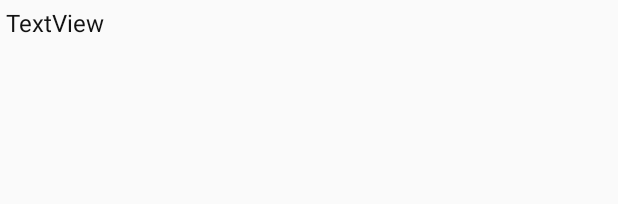
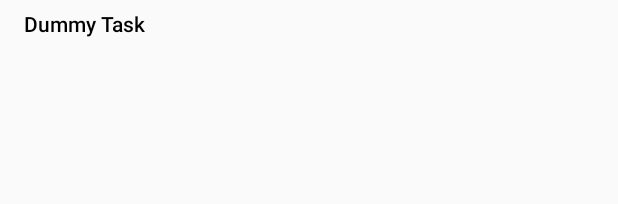
Before and after one commit to vsnappy1/Reminder, an Android app built with Jetpack Compose: the layout widget_item.xml on its own in the app's theme, with its tools: preview values and no code run, on a phone screen of 412 x 824 dp. Shown: the top 204 px of the screen. Run offline under Robolectric (Android 15) with nearby library versions, the phone set to English and light mode, and no system bars.

Commit message:
added interaction in widget and added widget preview

```diff
--- a/app/src/main/java/com/randos/reminder/navigation/Navigation.kt
+++ b/app/src/main/java/com/randos/reminder/navigation/Navigation.kt
@@ -41,7 +41,10 @@ fun NavGraph(
                 onItemClick = { navController.navigate("${TaskEditDestination.route}/${it}") }
             )
         }
-        composable(route = TaskAllDestination.route) {
+        composable(
+            route = TaskAllDestination.route,
+            deepLinks = listOf(navDeepLink { uriPattern = "reminder://all" })
+        ) {
             AllTaskScreen(
                 onAddTaskClick = { navController.navigate(TaskAddDestination.route) },
                 onItemClick = { navController.navigate("${TaskEditDestination.route}/${it}") }
--- a/app/src/main/java/com/randos/reminder/widget/ReminderWidgetService.kt
+++ b/app/src/main/java/com/randos/reminder/widget/ReminderWidgetService.kt
@@ -57,6 +57,7 @@ class ReminderWidgetService : RemoteViewsService() {
 
             val remoteViews = RemoteViews(context.packageName, R.layout.widget_item)
             remoteViews.setTextViewText(R.id.textView, item)
+            remoteViews.setOnClickFillInIntent(R.id.textView, Intent())
 
             return remoteViews
         }
--- a/app/src/main/res/layout/widget_item.xml
+++ b/app/src/main/res/layout/widget_item.xml
@@ -8,11 +8,13 @@
         android:id="@+id/textView"
         android:layout_width="match_parent"
         android:layout_height="wrap_content"
-        android:layout_marginVertical="4dp"
-        android:paddingStart="4dp"
-        android:text="TextView"
-        android:textColor="#121212"
-        android:textSize="16sp"
+        android:layout_marginHorizontal="16dp"
+        android:layout_marginVertical="6dp"
+        android:ellipsize="end"
+        android:fontFamily="sans-serif-medium"
+        android:singleLine="true"
+        android:text="@string/dummy_task"
+        android:textColor="@color/black"
         app:layout_constraintBottom_toBottomOf="parent"
         app:layout_constraintEnd_toEndOf="parent"
         app:layout_constraintStart_toStartOf="parent"
--- a/app/src/main/res/values/colors.xml
+++ b/app/src/main/res/values/colors.xml
@@ -6,4 +6,7 @@
     <color name="light_blue_600">#FF039BE5</color>
     <color name="light_blue_900">#FF01579B</color>
     <color name="gray_200">#FFEEEEEE</color>
+    <color name="gray_100">#FFF5F5F5</color>
+    <color name="black">#000000</color>
+    <color name="white">#FFFFFF</color>
 </resources>
--- a/app/src/main/res/values/strings.xml
+++ b/app/src/main/res/values/strings.xml
@@ -42,5 +42,8 @@
     <string name="appwidget_text">EXAMPLE</string>
     <string name="add_widget">Add widget</string>
     <string name="app_widget_description">This is an app widget description</string>
+    <string name="all_reminders">All reminders</string>
+    <string name="add_task">Add Task</string>
+    <string name="dummy_task">Dummy Task</string>
 
 </resources>
```
Also changed, not shown: app/src/main/java/com/randos/reminder/ui/component/Component.kt (+7 -0 lines), app/src/main/java/com/randos/reminder/ui/screen/AddTaskScreen.kt (+25 -1 lines), app/src/main/java/com/randos/reminder/widget/ReminderAppWidgetProvider.kt (+23 -5 lines), app/src/main/res/layout/reminder_widget.xml (+18 -12 lines), app/src/main/res/xml/reminder_widget_info.xml (+5 -6 lines), app/src/main/res/drawable-nodpi/example_appwidget_preview.png (deleted), app/src/main/res/drawable/widget_preview.png (added).
